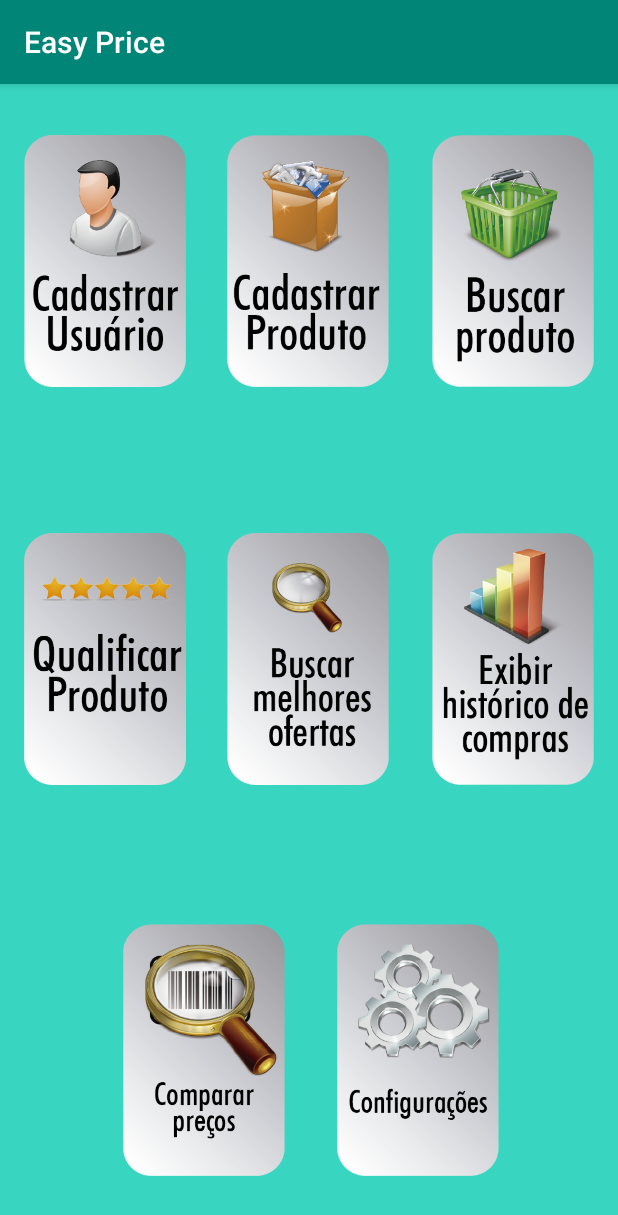
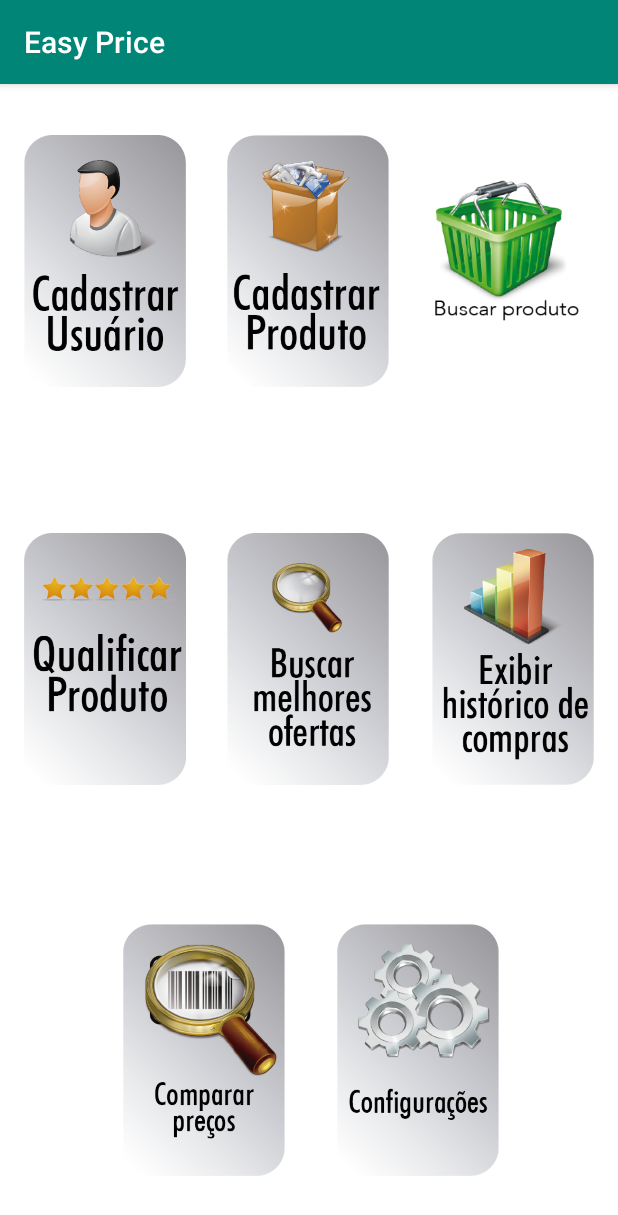
Before and after one commit to RobsonAndrei/EasyPriceII, an Android app: the screen it shows after launch (MainActivity), on a phone screen of 412 x 824 dp. Shown: the top 1215 px of the screen. Run offline under Robolectric (Android 15) with nearby library versions, the phone set to English and light mode, and no system bars.

Commit message:
#0.5 Classes e Pacotes de classe

```diff
--- /dev/null
+++ b/app/src/main/java/carlos/robson/easyprice/Controle/AvaliacaoController.java
@@ -0,0 +1,4 @@
+package carlos.robson.easyprice.Controle;
+
+public class AvaliacaoController {
+}
--- /dev/null
+++ b/app/src/main/java/carlos/robson/easyprice/Controle/BuscaController.java
@@ -0,0 +1,4 @@
+package carlos.robson.easyprice.Controle;
+
+public class BuscaController {
+}
--- /dev/null
+++ b/app/src/main/java/carlos/robson/easyprice/Controle/CadastroController.java
@@ -0,0 +1,4 @@
+package carlos.robson.easyprice.Controle;
+
+public class CadastroController {
+}
--- /dev/null
+++ b/app/src/main/java/carlos/robson/easyprice/Controle/FachadaController.java
@@ -0,0 +1,4 @@
+package carlos.robson.easyprice.Controle;
+
+public class FachadaController {
+}
--- /dev/null
+++ b/app/src/main/java/carlos/robson/easyprice/Controle/HistoricoAvaliacaoController.java
@@ -0,0 +1,4 @@
+package carlos.robson.easyprice.Controle;
+
+public class HistoricoAvaliacaoController {
+}
--- /dev/null
+++ b/app/src/main/java/carlos/robson/easyprice/Controle/ProdutoController.java
@@ -0,0 +1,4 @@
+package carlos.robson.easyprice.Controle;
+
+public class ProdutoController {
+}
--- /dev/null
+++ b/app/src/main/java/carlos/robson/easyprice/Dominio/Avaliacao.java
@@ -0,0 +1,4 @@
+package carlos.robson.easyprice.Dominio;
+
+public class Avaliacao {
+}
--- /dev/null
+++ b/app/src/main/java/carlos/robson/easyprice/Dominio/Categoria.java
@@ -0,0 +1,4 @@
+package carlos.robson.easyprice.Dominio;
+
+public class Categoria {
+}
--- /dev/null
+++ b/app/src/main/java/carlos/robson/easyprice/Dominio/HistoricoAvaliacao.java
@@ -0,0 +1,4 @@
+package carlos.robson.easyprice.Dominio;
+
+public class HistoricoAvaliacao {
+}
--- /dev/null
+++ b/app/src/main/java/carlos/robson/easyprice/Dominio/Supermercado.java
@@ -0,0 +1,4 @@
+package carlos.robson.easyprice.Dominio;
+
+public class Supermercado {
+}
--- /dev/null
+++ b/app/src/main/java/carlos/robson/easyprice/Dominio/Usuario.java
@@ -0,0 +1,4 @@
+package carlos.robson.easyprice.Dominio;
+
+public class Usuario {
+}
--- a/app/src/main/res/layout/activity_main.xml
+++ b/app/src/main/res/layout/activity_main.xml
@@ -54,22 +54,22 @@
     <Button
         android:id="@+id/BotBuscaProd"
         style="@style/Widget.AppCompat.Button.Borderless"
-        android:layout_width="108dp"
-        android:layout_height="168dp"
+        android:layout_width="98dp"
+        android:layout_height="94dp"
         android:layout_marginStart="8dp"
         android:layout_marginTop="8dp"
         android:layout_marginEnd="8dp"
         android:layout_marginBottom="8dp"
-        android:background="@drawable/buscaprod"
+        android:background="@drawable/logobuscprod"
         android:textAppearance="@style/TextAppearance.AppCompat.Caption"
         android:visibility="visible"
 
         app:layout_constraintBottom_toBottomOf="parent"
         app:layout_constraintEnd_toEndOf="parent"
-        app:layout_constraintHorizontal_bias="0.972"
+        app:layout_constraintHorizontal_bias="0.942"
         app:layout_constraintStart_toStartOf="parent"
         app:layout_constraintTop_toTopOf="parent"
-        app:layout_constraintVertical_bias="0.045"
+        app:layout_constraintVertical_bias="0.085"
         tools:layout_constraintCircleRadius="20dp"
         tools:layout_constraintDimensionRatio="20"
         tools:shadowColor="FFFFFF" />
--- a/app/src/main/res/values/colors.xml
+++ b/app/src/main/res/values/colors.xml
@@ -1,6 +1,6 @@
 <?xml version="1.0" encoding="utf-8"?>
 <resources>
     <color name="colorPrimary">#008577</color>
-    <color name="colorPrimaryDark">#38D5C0</color>
+    <color name="colorPrimaryDark">#FFFFFF</color>
     <color name="colorAccent">#D81B60</color>
 </resources>
```
Also changed, not shown: app/src/main/res/drawable/buscaprod.png (deleted), app/src/main/res/drawable/logobuscprod.png (added).
